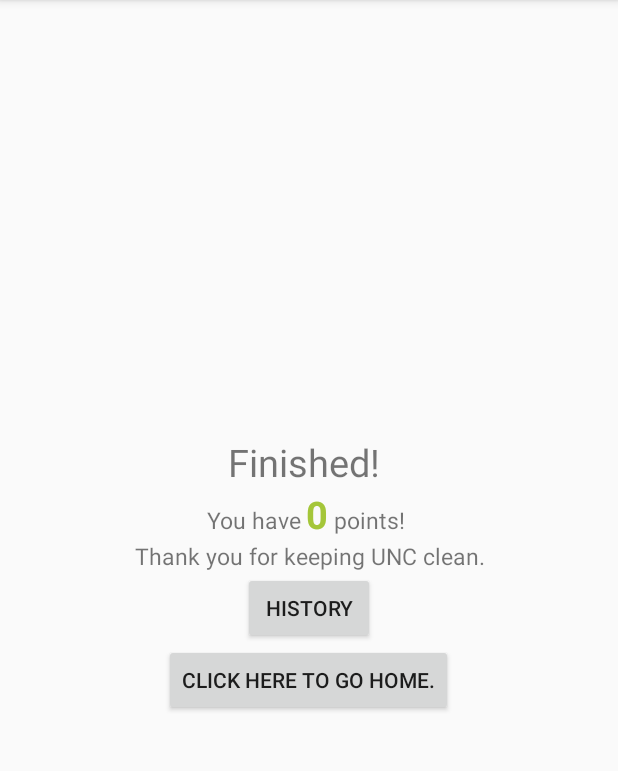
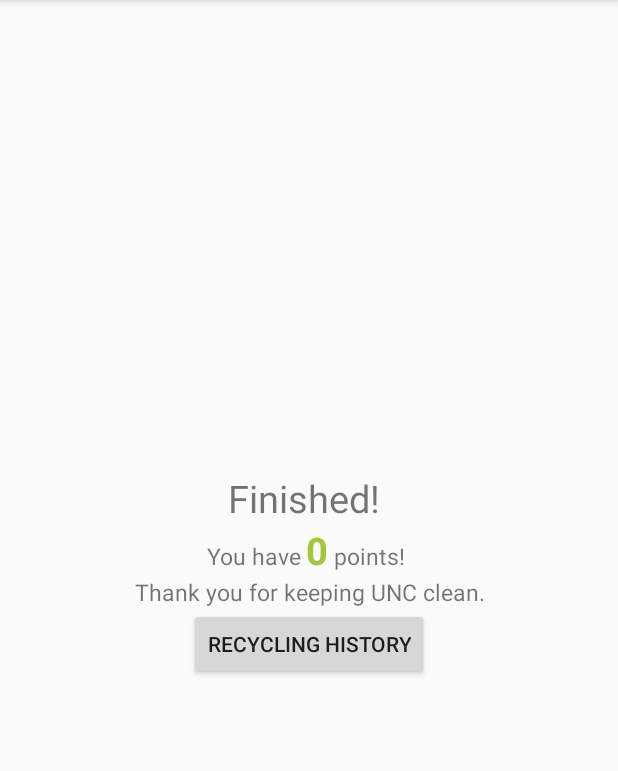
Before and after one commit to alvinayeung/433FinalProject, an Android app: the Finished screen opened directly, with no data from a screen before it, on a phone screen of 412 x 824 dp, the part 84-855 px from its top. Run offline under Robolectric (Android 15) with nearby library versions, the phone set to English and light mode, and no system bars; 5 statements that could not run were skipped.

Commit message:
Merge branch 'master' of https://github.com/alvinayeung/433FinalProject
# Conflicts:
#	app/src/main/java/com/example/a433finalproject/Finished.java

```diff
--- a/app/src/main/java/com/example/a433finalproject/Finished.java
+++ b/app/src/main/java/com/example/a433finalproject/Finished.java
@@ -16,6 +16,7 @@
 
     SQLiteDatabase db2;
     SQLiteDatabase db;
+    int nextItemID;
 
     @Override
     protected void onCreate(Bundle savedInstanceState) {
@@ -25,8 +26,10 @@
         getDatabase();
 
 
+        Bundle extras = getIntent().getExtras();
 
-        Bundle extras = getIntent().getExtras();
+        nextItemID = extras.getInt("itemID");
+
 
         String myItemID = Integer.toString(extras.getInt("itemID"));
 
@@ -67,7 +70,9 @@
 
     public void goToHistory(View view) {
         Intent x = new Intent(this, History.class);
+        x.putExtra("itemID", nextItemID);
         startActivity(x);
+
     }
 
     public void getDatabase(){
--- a/app/src/main/res/layout/activity_finished.xml
+++ b/app/src/main/res/layout/activity_finished.xml
@@ -76,14 +76,7 @@
     <Button
         android:layout_width="wrap_content"
         android:layout_height="wrap_content"
-        android:text="History"
+        android:text="RECYCLING HISTORY"
         android:onClick="goToHistory"/>
 
-    <Button
-        android:layout_width="wrap_content"
-        android:layout_height="wrap_content"
-        android:text="Click here to go home."
-        android:id="@+id/homebutton"
-        android:onClick="goHome"/>
-
 </LinearLayout>
```
Also changed, not shown: app/src/main/java/com/example/a433finalproject/History.java (+103 -0 lines).
